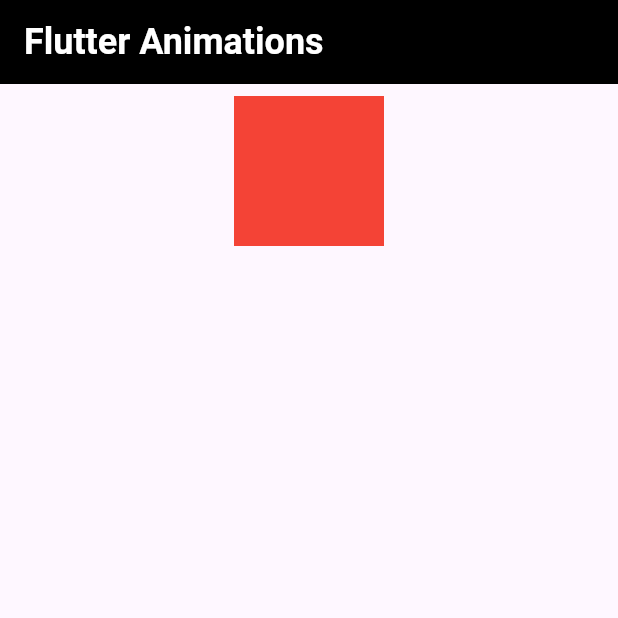
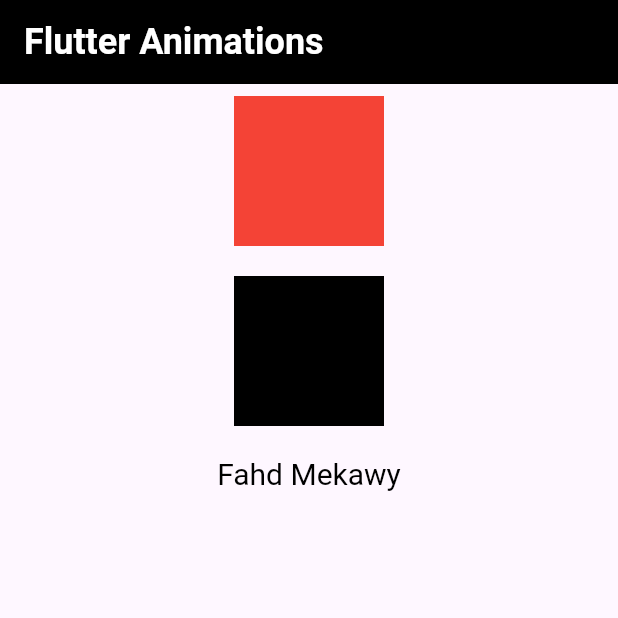
Before and after one commit to fahdmekawy/flutter-animation, a Flutter app: the screen it shows after launch, on a phone screen of 412 x 824 dp, the top half of it. Run offline on Flutter 3.47's test engine with Material 3 defaults, Android fonts, the phone set to English and light mode, and no system bars.

Commit message:
- added animated default text style - added animated opacity widget

```diff
--- a/lib/main.dart
+++ b/lib/main.dart
@@ -1,5 +1,7 @@
 import 'package:flutter/material.dart';
-import 'package:flutter_animation/widgets/animated_container.dart';
+import 'package:flutter_animation/widgets/animated_container_widget.dart';
+import 'package:flutter_animation/widgets/animated_default_text_style_widget.dart';
+import 'package:flutter_animation/widgets/animated_opacity_widget.dart';
 
 void main() {
   runApp(const MyApp());
@@ -45,6 +47,10 @@ class _MyHomePageState extends State<MyHomePage> {
         child: Column(
           children: [
             AnimatedContainerWidget(),
+            SizedBox(height: 20),
+            AnimatedOpacityWidget(),
+            SizedBox(height: 20),
+            AnimatedDefaultTextStyleWidget()
           ],
         ),
       ),
--- /dev/null
+++ b/lib/widgets/animated_default_text_style_widget.dart
@@ -0,0 +1,34 @@
+import 'package:flutter/material.dart';
+
+class AnimatedDefaultTextStyleWidget extends StatefulWidget {
+  const AnimatedDefaultTextStyleWidget({super.key});
+
+  @override
+  State<AnimatedDefaultTextStyleWidget> createState() =>
+      _AnimatedDefaultTextStyleWidgetState();
+}
+
+class _AnimatedDefaultTextStyleWidgetState
+    extends State<AnimatedDefaultTextStyleWidget> {
+  double fontSize = 20;
+  Color fontColor = Colors.black;
+
+  @override
+  Widget build(BuildContext context) {
+    return GestureDetector(
+      onTap: () {
+        setState(() {
+          fontSize == 20 ? fontSize = 30 : fontSize = 20;
+          fontColor == Colors.black
+              ? fontColor = Colors.deepPurple
+              : fontColor = Colors.black;
+        });
+      },
+      child: AnimatedDefaultTextStyle(
+        style: TextStyle(color: fontColor, fontSize: fontSize),
+        duration: const Duration(seconds: 1),
+        child: const Text('Fahd Mekawy'),
+      ),
+    );
+  }
+}
--- /dev/null
+++ b/lib/widgets/animated_opacity_widget.dart
@@ -0,0 +1,38 @@
+import 'package:flutter/material.dart';
+
+class AnimatedOpacityWidget extends StatefulWidget {
+  const AnimatedOpacityWidget({super.key});
+
+  @override
+  State<AnimatedOpacityWidget> createState() => _AnimatedOpacityWidgetState();
+}
+
+class _AnimatedOpacityWidgetState extends State<AnimatedOpacityWidget> {
+  double containerOpacity = 1.0;
+
+  @override
+  Widget build(BuildContext context) {
+    return GestureDetector(
+      onTap: () {
+        setState(() {
+          containerOpacity == 1.0
+              ? containerOpacity = 0.5
+              : containerOpacity = 1.0;
+        });
+      },
+      child: AnimatedOpacity(
+        onEnd: () {
+          debugPrint('End');
+        },
+        curve: Curves.easeInQuad,
+        opacity: containerOpacity,
+        duration: const Duration(milliseconds: 500),
+        child: Container(
+          height: 100,
+          width: 100,
+          color: Colors.black,
+        ),
+      ),
+    );
+  }
+}
```
Also changed, not shown: lib/widgets/animated_container_widget.dart (renamed from lib/widgets/animated_container.dart).
